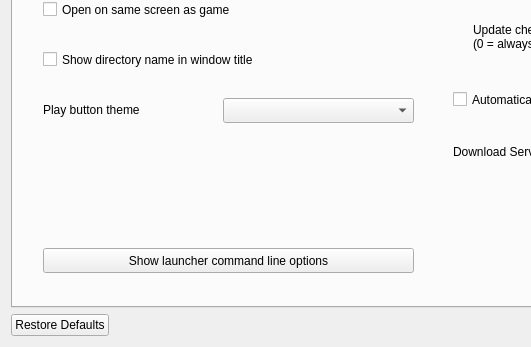
Qt form ui/settingsdialog.ui (ForkedInTime/keeperfx-launcher-qt-linux) before a commit; both pictures show x 0 to 531 and y 238 to 585 of the 870 by 585 pixel window.
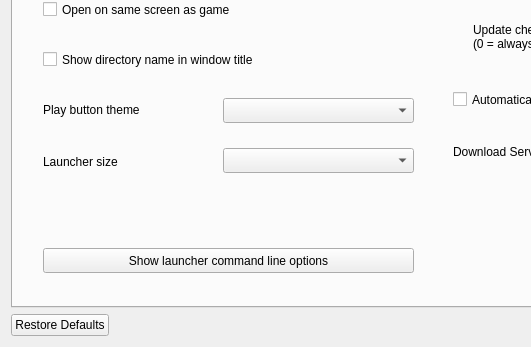
The same form after that commit. The open tabs and pages were chosen to show the change. Icons and pictures are not drawn.

Commit message:
feat: 'Launcher size' setting — scale the whole UI for readability
Adds a Launcher-tab dropdown (Normal/Large/Larger/Huge/Largest = 100-200%)
stored as LAUNCHER_UI_SCALE. Applied at startup via QT_SCALE_FACTOR (read from
the launcher cfg before QApplication is constructed), which proportionally
scales the fixed-size, absolutely-positioned launcher windows. Accessibility
win for low-vision users; replaces the old QT_SCALE_FACTOR wrapper script.

Patch:
```diff
--- a/ui/settingsdialog.ui
+++ b/ui/settingsdialog.ui
@@ -1370,6 +1370,32 @@
         </rect>
        </property>
       </widget>
+      <widget class="QLabel" name="labelUiScale">
+       <property name="geometry">
+        <rect>
+         <x>30</x>
+         <y>345</y>
+         <width>171</width>
+         <height>17</height>
+        </rect>
+       </property>
+       <property name="text">
+        <string comment="Dropdown Title Label">Launcher size</string>
+       </property>
+      </widget>
+      <widget class="QComboBox" name="comboBoxUiScale">
+       <property name="geometry">
+        <rect>
+         <x>210</x>
+         <y>340</y>
+         <width>191</width>
+         <height>25</height>
+        </rect>
+       </property>
+       <property name="toolTip">
+        <string comment="Tooltip">Make the whole launcher bigger or smaller. Takes effect next time you open the launcher.</string>
+       </property>
+      </widget>
      </widget>
      <widget class="QWidget" name="tab7_api">
       <attribute name="title">
```
The commit also changes 3 other files.
